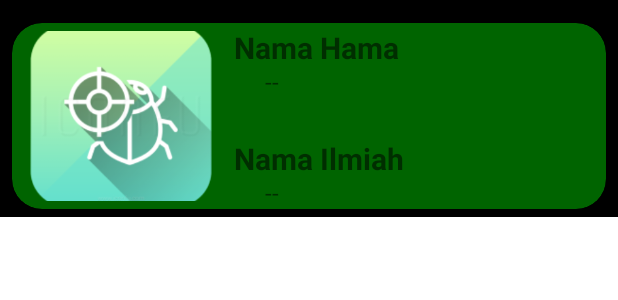
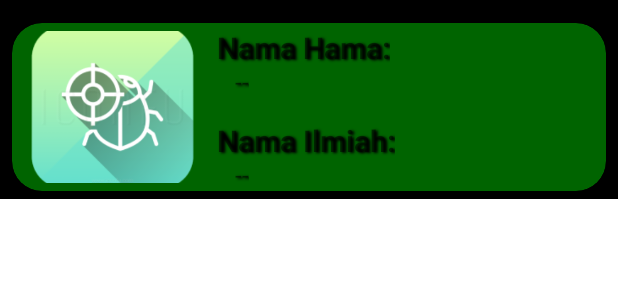
Before and after one commit to ahyaeki/ONNX_PestIdentifier, an Android app: the layout recycler_view_ency.xml on its own in the app's theme, with its tools: preview values and no code run, on a phone screen of 412 x 824 dp. Shown: the top 300 px of the screen. Run offline under Robolectric (Android 15) with nearby library versions, the light colour scheme and no system bars.

```diff
--- a/app/src/main/res/layout/recycler_view_ency.xml
+++ b/app/src/main/res/layout/recycler_view_ency.xml
@@ -29,8 +29,8 @@
 
             <ImageView
                 android:id="@+id/imageView"
-                android:layout_width="145dp"
-                android:layout_height="113dp"
+                android:layout_width="134dp"
+                android:layout_height="101dp"
                 app:layout_constraintBottom_toBottomOf="parent"
                 app:layout_constraintStart_toStartOf="parent"
                 app:layout_constraintTop_toTopOf="parent"
@@ -44,8 +44,12 @@
                 android:layout_marginTop="28dp"
                 android:text="--"
                 android:textSize="16dp"
+                android:shadowColor="#000000"
+                android:shadowDx="1.5"
+                android:shadowDy="1.3"
+                android:shadowRadius="1.6"
                 app:layout_constraintEnd_toEndOf="parent"
-                app:layout_constraintHorizontal_bias="0.096"
+                app:layout_constraintHorizontal_bias="0.058"
                 app:layout_constraintStart_toEndOf="@+id/imageView"
                 app:layout_constraintTop_toTopOf="parent" />
 
@@ -53,11 +57,15 @@
                 android:id="@+id/textNamaIlmiah"
                 android:layout_width="wrap_content"
                 android:layout_height="wrap_content"
-                android:layout_marginTop="52dp"
+                android:layout_marginTop="40dp"
                 android:text="--"
                 android:textSize="16dp"
+                android:shadowColor="#000000"
+                android:shadowDx="1.5"
+                android:shadowDy="1.3"
+                android:shadowRadius="1.6"
                 app:layout_constraintEnd_toEndOf="parent"
-                app:layout_constraintHorizontal_bias="0.096"
+                app:layout_constraintHorizontal_bias="0.058"
                 app:layout_constraintStart_toEndOf="@+id/imageView"
                 app:layout_constraintTop_toBottomOf="@+id/textNamaHama" />
 
@@ -66,9 +74,13 @@
                 android:layout_width="wrap_content"
                 android:layout_height="25dp"
                 android:layout_marginTop="12dp"
-                android:text="Nama Hama"
+                android:text="Nama Hama:"
                 android:textSize="20dp"
                 android:textStyle="bold"
+                android:shadowColor="#000000"
+                android:shadowDx="1.5"
+                android:shadowDy="1.3"
+                android:shadowRadius="1.6"
                 app:layout_constraintBottom_toTopOf="@+id/textNamaHama"
                 app:layout_constraintEnd_toEndOf="parent"
                 app:layout_constraintHorizontal_bias="0.019"
@@ -81,9 +93,13 @@
                 android:layout_width="wrap_content"
                 android:layout_height="25dp"
                 android:layout_marginTop="12dp"
-                android:text="Nama Ilmiah"
+                android:text="Nama Ilmiah:"
                 android:textSize="20dp"
                 android:textStyle="bold"
+                android:shadowColor="#000000"
+                android:shadowDx="1.5"
+                android:shadowDy="1.3"
+                android:shadowRadius="1.6"
                 app:layout_constraintBottom_toTopOf="@+id/textNamaIlmiah"
                 app:layout_constraintEnd_toEndOf="parent"
                 app:layout_constraintHorizontal_bias="0.019"
```
Also changed, not shown: app/src/main/res/drawable/one-ladybug.jpg (added), app/src/main/res/drawable/three-ladybug.jpg (added).
